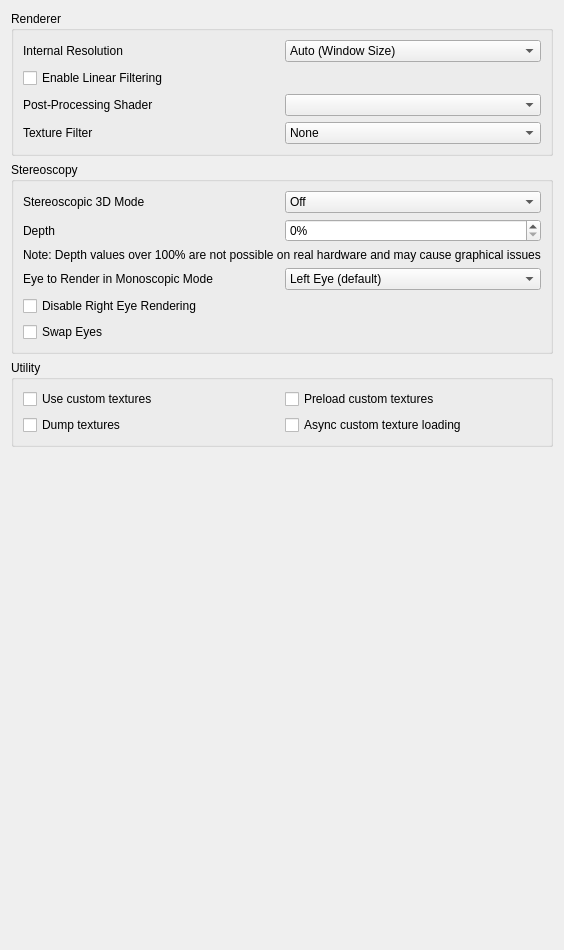
amwatson/CitraVR, file src/citra_qt/configuration/configure_enhancements.ui: the form before one commit.
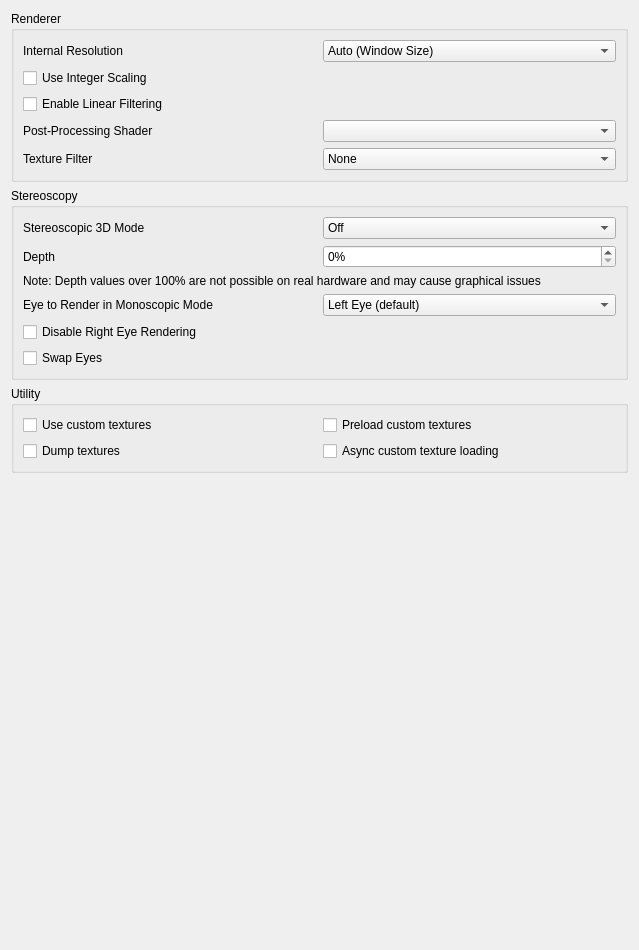
The form after the commit.

Commit message: Implement integer scaling (#1400)

The edit to the form file:
```diff
--- a/src/citra_qt/configuration/configure_enhancements.ui
+++ b/src/citra_qt/configuration/configure_enhancements.ui
@@ -6,7 +6,7 @@
    <rect>
     <x>0</x>
     <y>0</y>
-    <width>440</width>
+    <width>639</width>
     <height>950</height>
    </rect>
   </property>
@@ -110,6 +110,16 @@
         </layout>
        </widget>
       </item>
+      <item>
+       <widget class="QCheckBox" name="use_integer_scaling">
+        <property name="text">
+         <string>Use Integer Scaling</string>
+        </property>
+        <property name="toolTip">
+         <string>&lt;html&gt;&lt;head/&gt;&lt;body&gt;&lt;p&gt;Use Integer Scaling&lt;/p&gt;&lt;p&gt;Enforces that the larger screen in all layouts is an integer scale of the 240px height of the original 3DS screen.&lt;/p&gt;&lt;/body&gt;&lt;/html&gt;</string>
+        </property>
+       </widget>
+      </item>
       <item>
        <widget class="QCheckBox" name="toggle_linear_filter">
         <property name="text">
```
The commit also changes 11 other files.
